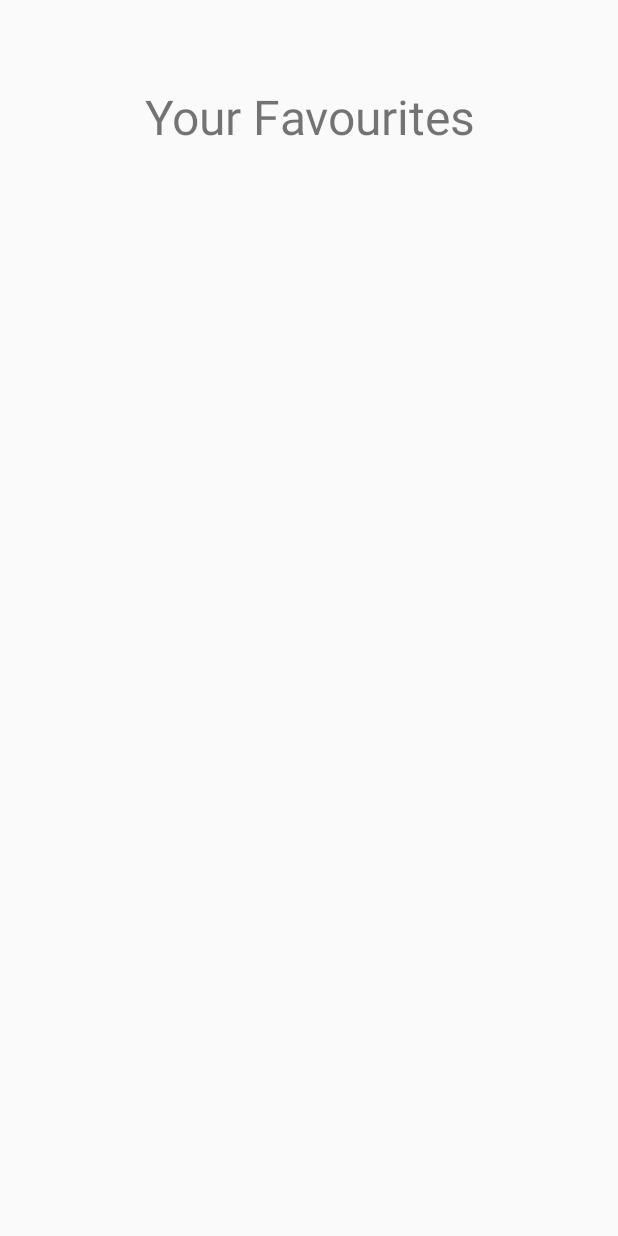
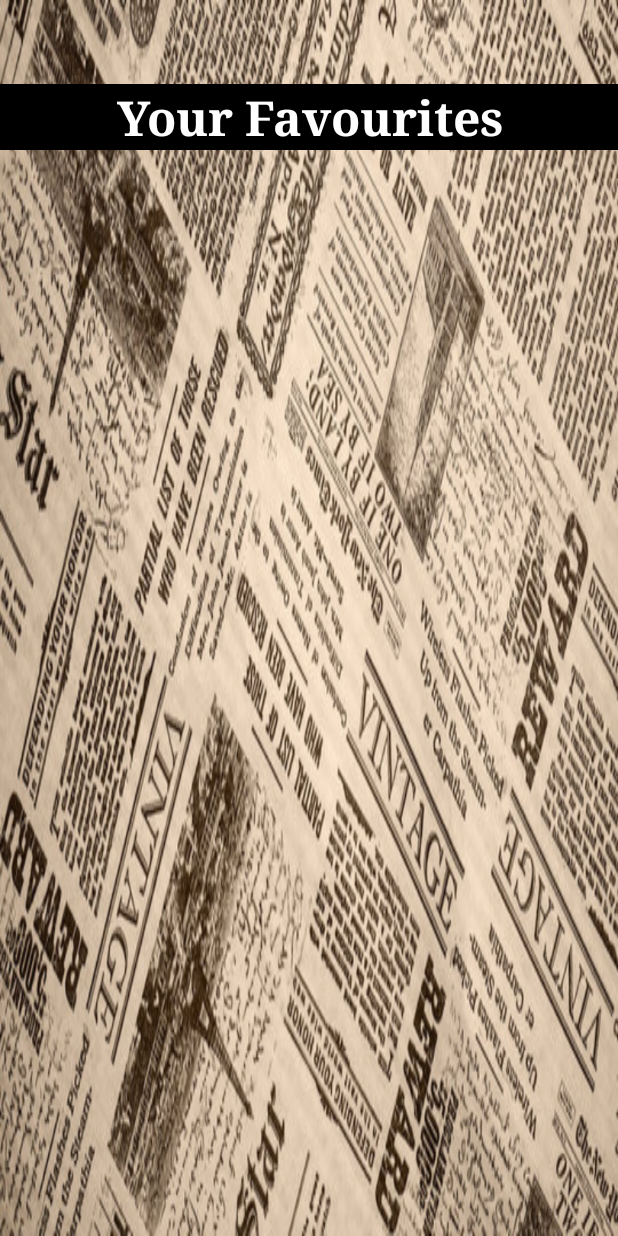
Before and after one commit to MLabate12/-CST2355FinalAssignment, an Android app: the FavouriteActivity screen opened directly, with no data from a screen before it, on a phone screen of 412 x 824 dp. Run offline under Robolectric (Android 15) with nearby library versions, the phone set to English and light mode, and no system bars.

Commit message:
Improved cosmetic changes to favourite list & details

```diff
--- a/app/src/main/res/layout/activity_favourite.xml
+++ b/app/src/main/res/layout/activity_favourite.xml
@@ -4,7 +4,8 @@
     xmlns:tools="http://schemas.android.com/tools"
     android:layout_width="match_parent"
     android:layout_height="match_parent"
-    android:orientation="vertical">
+    android:orientation="vertical"
+    android:background="@drawable/newspaper_background">
 
     <androidx.appcompat.widget.Toolbar
         android:id="@+id/toolbar"
@@ -28,7 +29,11 @@
                 android:layout_height="wrap_content"
                 android:gravity="center"
                 android:text="@string/favourite_header"
-                android:textSize="32dp" />
+                android:textSize="32dp"
+                android:typeface="serif"
+                android:textStyle="bold"
+                android:textColor="@color/white"
+                android:background="@color/black"/>
 
             <ListView
                 android:id="@+id/faveArticles"
@@ -36,7 +41,11 @@
                 android:layout_height="wrap_content"
                 android:gravity="center"
                 android:layout_alignParentBottom="false"
-                android:layout_below="@id/favTitle"/>
+                android:layout_below="@id/favTitle"
+                android:textStyle="bold"
+                android:layout_margin="25dp"
+                android:dividerHeight="5dp"
+                android:stackFromBottom="false"/>
         </RelativeLayout>
 
         <com.google.android.material.navigation.NavigationView
--- a/app/src/main/res/layout/activity_search.xml
+++ b/app/src/main/res/layout/activity_search.xml
@@ -20,11 +20,11 @@
                 android:layout_height="wrap_content" />
 
             <TextView
-                android:id="@+id/detailsTitle"
+                android:id="@+id/resultsTitle"
                 android:layout_width="match_parent"
                 android:layout_height="wrap_content"
                 android:gravity="center"
-                android:text="@string/details_title"
+                android:text="@string/results_title"
                 android:textSize="32dp"
                 android:typeface="serif"
                 android:textStyle="bold"
```
Also changed, not shown: app/src/main/java/com/example/cst2355finalassignment/FavouriteActivity.java (+3 -5 lines), app/src/main/java/com/example/cst2355finalassignment/FavouriteResultsActivity.java (+7 -0 lines), app/src/main/res/layout/activity_favourite_results.xml (+25 -6 lines).
